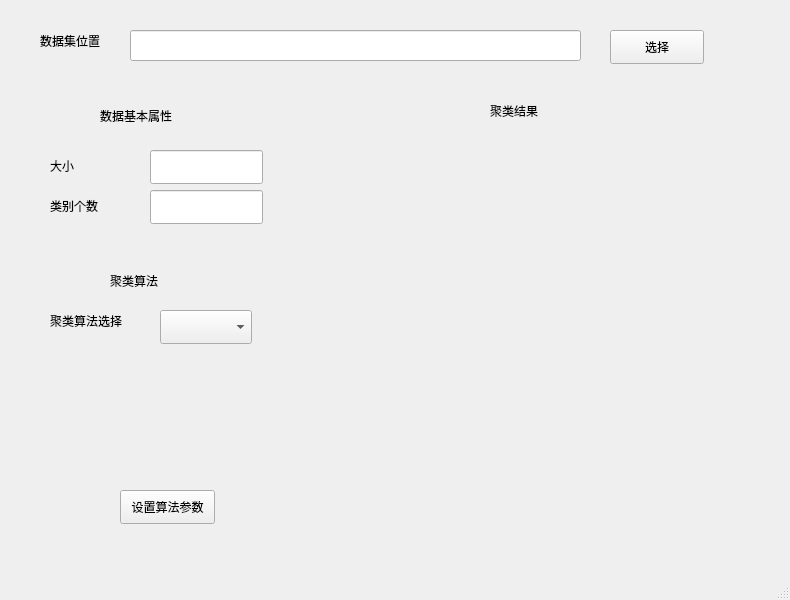
Coder-Liuu/ancient_code, file UI/main.ui: the form before one commit.
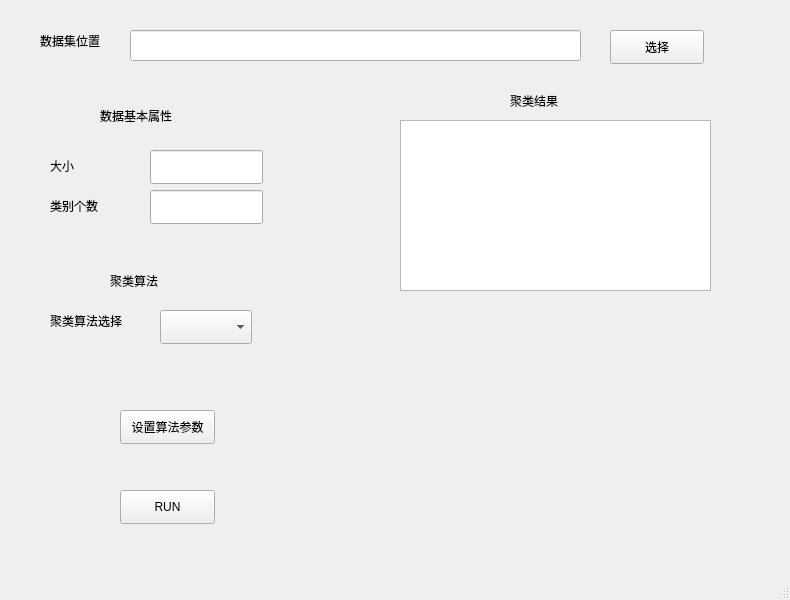
The form after the commit.

Commit message: have calc silhouette problem

What changed in the file:
```diff
--- a/UI/main.ui
+++ b/UI/main.ui
@@ -148,8 +148,8 @@
    <widget class="QLabel" name="label_7">
     <property name="geometry">
      <rect>
-      <x>490</x>
-      <y>100</y>
+      <x>510</x>
+      <y>90</y>
       <width>101</width>
       <height>22</height>
      </rect>
@@ -162,7 +162,7 @@
     <property name="geometry">
      <rect>
       <x>120</x>
-      <y>490</y>
+      <y>410</y>
       <width>95</width>
       <height>34</height>
      </rect>
@@ -171,6 +171,29 @@
      <string>设置算法参数</string>
     </property>
    </widget>
+   <widget class="QTextEdit" name="t_ans">
+    <property name="geometry">
+     <rect>
+      <x>400</x>
+      <y>120</y>
+      <width>311</width>
+      <height>171</height>
+     </rect>
+    </property>
+   </widget>
+   <widget class="QPushButton" name="btn_run">
+    <property name="geometry">
+     <rect>
+      <x>120</x>
+      <y>490</y>
+      <width>95</width>
+      <height>34</height>
+     </rect>
+    </property>
+    <property name="text">
+     <string>RUN</string>
+    </property>
+   </widget>
   </widget>
   <widget class="QMenuBar" name="menubar">
    <property name="geometry">
```
The commit also changes 2 other files.
